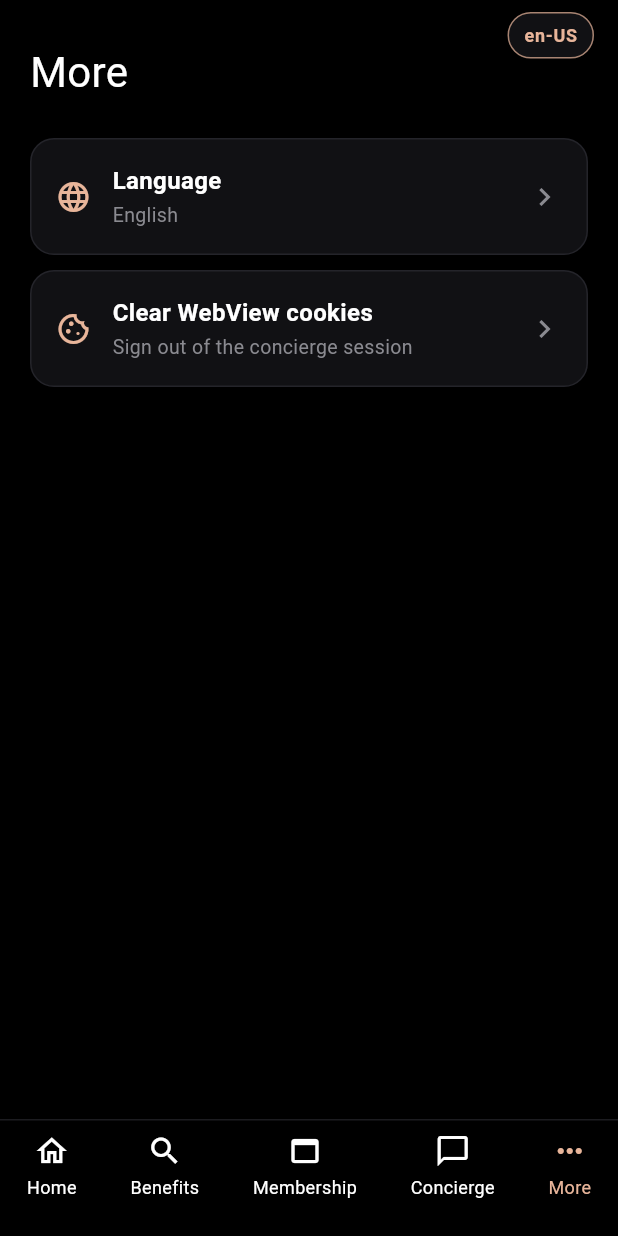
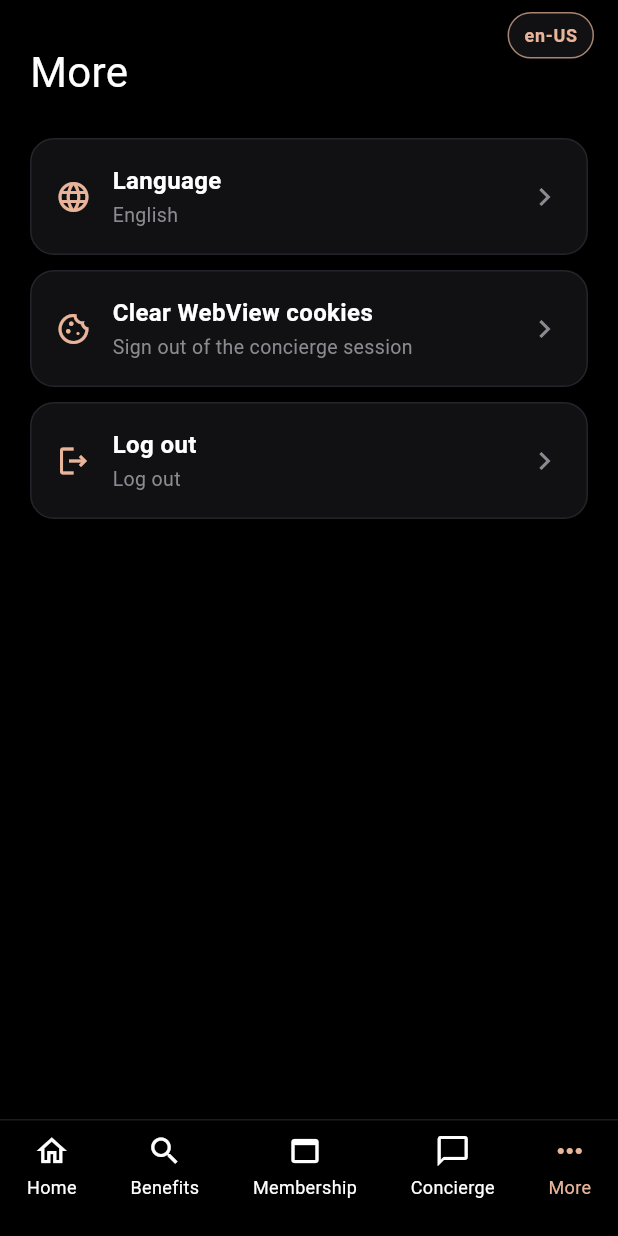
Before and after one commit to takemobiteam/concierge-demo-app, a Flutter app: the screen it shows after launch, item 5 of the bottom bar chosen, on a phone screen of 412 x 824 dp. Run offline on Flutter 3.47's test engine with Material 3 defaults, Android fonts, the phone set to English and light mode, and no system bars; our stand-ins replace webview_flutter; missing offline and left inert: webview_flutter_wkwebview; Roboto replaces fonts that are missing (Georgia, Helvetica).

Commit message:
Add a logout skeleton function (does nothing)

```diff
--- a/lib/more_tab.dart
+++ b/lib/more_tab.dart
@@ -21,12 +21,14 @@ class MoreTab extends StatelessWidget {
   final Future<void> Function() onClearCookies;
   final String currentLocale;
   final ValueChanged<String> onChangeLocale;
+  final Future<void> Function() onLogout;
 
   const MoreTab({
     super.key,
     required this.onClearCookies,
     required this.currentLocale,
     required this.onChangeLocale,
+    required this.onLogout,
   });
 
   Future<void> _clearWebViewData(BuildContext context) async {
@@ -79,6 +81,13 @@ class MoreTab extends StatelessWidget {
             label: 'Clear WebView cookies',
             subtitle: 'Sign out of the concierge session',
             onTap: () => _clearWebViewData(context),
+          ),
+          const SizedBox(height: 10),
+          MoreRow(
+            icon: Icons.logout_outlined,
+            label: 'Log out',
+            subtitle: 'Log out',
+            onTap: onLogout,
           ),
         ],
       ),
```
Also changed, not shown: lib/concierge_tab.dart (+4 -3 lines), lib/main.dart (+7 -9 lines), 1 other file.
